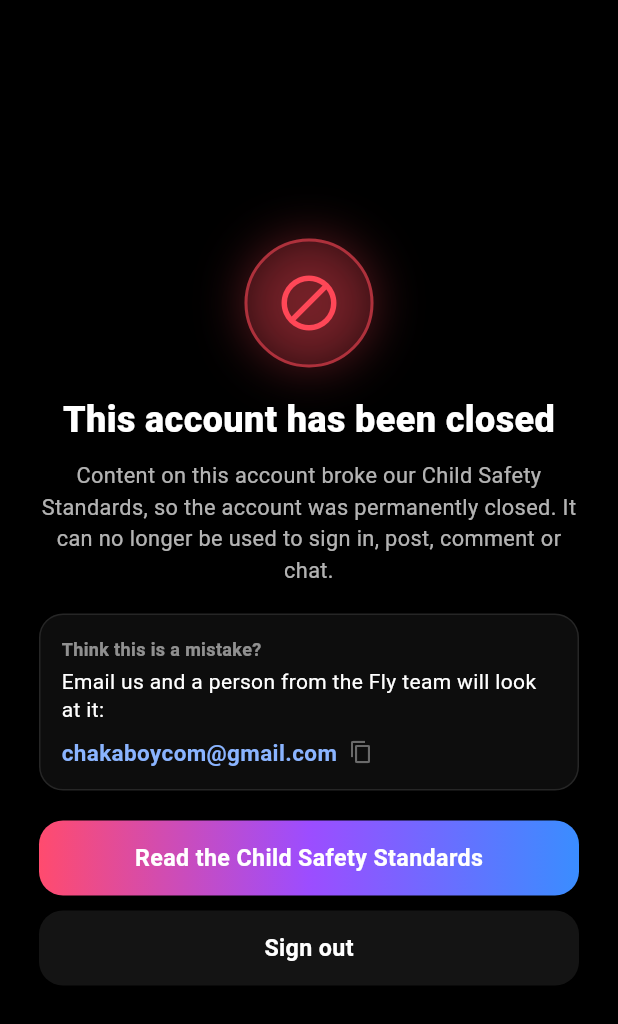
After one commit to starlayaungmim32680-spec/aung, a Flutter app: the AccountClosedScreen screen opened directly, on a phone screen of 412 x 824 dp. The commit adds this screen. Shown: the top 1024 px of the screen. Run offline on Flutter 3.47's test engine with Material 3 defaults, Android fonts, the phone set to English and light mode, and no system bars; our stand-ins replace audioplayers, cached_network_image, camera, cloud_firestore, connectivity_plus, device_info_plus and 11 more; missing offline and left inert: android_intent_plus, flutter_callkit_incoming, flutter_compress, flutter_sound, gal, google_mlkit_commons and 8 more; accounts and stored records are empty; network calls fail.

Commit message:
Child safety B+C: permanent ban (reason picker + minor tick, login disabled), account-closed screen, Settings row (dev + prod Fly-bn11020115)

```diff
--- a/lib/main.dart
+++ b/lib/main.dart
@@ -10,6 +10,7 @@ import 'chat_delivery_service.dart';
 import 'network_service.dart';
 import 'screens/login_screen.dart';
 import 'screens/main_navigation_screen.dart';
+import 'screens/account_closed.dart';
 import 'screens/home_screen.dart' show flyRouteObserver;
 import 'screens/content_filter.dart';
 
@@ -259,7 +260,12 @@ class AuthGate extends StatelessWidget {
           // opening the app never itself triggers a permission prompt.
           _ensureUserDoc(snapshot.data!);
           NotificationService.registerAndSaveToken();
-          return const MainNavigationScreen();
+          // 1 Nov 2026: a permanently closed account (child safety) sees
+          // only the "account closed" screen - see account_closed.dart.
+          return AccountClosedGate(
+            key: ValueKey<String>(snapshot.data!.uid),
+            child: const MainNavigationScreen(),
+          );
         }
 
         // No user logged in - show login screen
--- /dev/null
+++ b/lib/screens/account_closed.dart
@@ -0,0 +1,326 @@
+// Permanent ban, step B2 (1 Nov 2026) - Child Safety Standards.
+//
+// When Ko removes something for child safety (and ticks "this really
+// involves a minor" on the review page), the Worker closes the account
+// FOR GOOD (cloudflare/livekit_token_worker.js, closeAccountForGood):
+//   - moderationStrikes/{uid}.accountBanned = true (+ bannedAt,
+//     bannedReason) - only the owner can read it, nobody can write it,
+//   - the Firebase login is disabled and the sessions revoked, so Firebase
+//     signs the app out within the hour and the person can't sign in again,
+//   - their other videos are hidden, stories deleted, out of Search,
+//   - users/{uid}.accountClosed = true (so a profile can say "closed").
+// This file is what the APP shows for that:
+//   - [AccountClosedGate] wraps the signed-in app (main.dart): as soon as
+//     accountBanned is true it closes every open screen and shows
+//     [AccountClosedScreen] - no waiting for the hour.
+//   - [showAccountClosedDialog] for the login screen ("user-disabled").
+//   - [isAccountClosed] for a profile someone else opens.
+import 'dart:async';
+import 'package:cloud_firestore/cloud_firestore.dart';
+import 'package:firebase_auth/firebase_auth.dart';
+import 'package:flutter/material.dart';
+import 'package:flutter/services.dart';
+import 'terms_consent.dart' show kChildSafetyUrl, openFlyWebPage;
+import 'login_screen.dart';
+
+/// Where people can write about a closed account.
+const String kFlySupportEmail = 'chakaboycom@gmail.com';
+
+const Color _red = Color(0xFFFF4757);
+
+/// A profile's users/{uid} doc says the account was closed.
+bool isAccountClosed(Map<String, dynamic>? userDoc) =>
+    userDoc?['accountClosed'] == true;
+
+/// Shows [child] (the signed-in app), or [AccountClosedScreen] once my
+/// account is closed. Give it a key per uid (main.dart) so a new sign-in
+/// starts a fresh listener.
+class AccountClosedGate extends StatefulWidget {
+  final Widget child;
+  const AccountClosedGate({super.key, required this.child});
+
+  @override
+  State<AccountClosedGate> createState() => _AccountClosedGateState();
+}
+
+class _AccountClosedGateState extends State<AccountClosedGate> {
+  StreamSubscription<DocumentSnapshot<Map<String, dynamic>>>? _sub;
+  bool _closed = false;
+
+  @override
+  void initState() {
+    super.initState();
+    final String? uid = FirebaseAuth.instance.currentUser?.uid;
+    if (uid == null) return;
+    // Errors (no internet, already signed out) = keep the app as it is;
+    // the disabled login still signs the phone out.
+    _sub = FirebaseFirestore.instance
+        .collection('moderationStrikes')
+        .doc(uid)
+        .snapshots()
+        .listen((s) {
+      final bool closed = s.data()?['accountBanned'] == true;
+      if (closed == _closed || !mounted) return;
+      if (closed) {
+        // Close every screen opened on top (a video, a chat...), so the
+        // closed screen is what the person sees.
+        Navigator.of(context, rootNavigator: true)
+            .popUntil((route) => route.isFirst);
+      }
+      setState(() => _closed = closed);
+    }, onError: (_) {});
+  }
+
+  @override
+  void dispose() {
+    _sub?.cancel();
+    super.dispose();
+  }
+
+  @override
+  Widget build(BuildContext context) {
+    return AnimatedSwitcher(
+      duration: const Duration(milliseconds: 300),
+      child: _closed
+          ? const AccountClosedScreen(key: ValueKey('closed'))
+          : KeyedSubtree(key: const ValueKey('open'), child: widget.child),
+    );
+  }
+}
+
+/// Full screen, can't be left with Back: read why, contact, sign out.
+class AccountClosedScreen extends StatelessWidget {
+  const AccountClosedScreen({super.key});
+
+  Future<void> _signOut(BuildContext context) async {
+    try {
+      await FirebaseAuth.instance.signOut();
+    } catch (_) {}
+    if (!context.mounted) return;
+    Navigator.of(context, rootNavigator: true).pushAndRemoveUntil(
+      MaterialPageRoute(builder: (_) => const LoginScreen()),
+      (route) => false,
+    );
+  }
+
+  @override
+  Widget build(BuildContext context) {
+    return PopScope(
+      canPop: false,
+      child: Scaffold(
+        backgroundColor: Colors.black,
+        body: SafeArea(
+          child: Center(
+            child: SingleChildScrollView(
+              padding: const EdgeInsets.fromLTRB(26, 24, 26, 32),
+              child: _ClosedBody(
+                actions: [
+                  _Button(
+                    label: 'Read the Child Safety Standards',
+                    filled: true,
+                    onTap: () => openFlyWebPage(context, kChildSafetyUrl),
+                  ),
+                  const SizedBox(height: 10),
+                  _Button(
+                    label: 'Sign out',
+                    onTap: () => _signOut(context),
+                  ),
+                ],
+              ),
+            ),
+          ),
+        ),
+      ),
+    );
+  }
+}
+
+/// Login screen: Firebase said "user-disabled".
+Future<void> showAccountClosedDialog(BuildContext context) {
+  HapticFeedback.mediumImpact();
+  return showModalBottomSheet<void>(
+    context: context,
+    isScrollControlled: true,
+    backgroundColor: const Color(0xFF15121C),
+    shape: const RoundedRectangleBorder(
+      borderRadius: BorderRadius.vertical(top: Radius.circular(24)),
+    ),
+    builder: (sheetContext) => SafeArea(
+      child: SingleChildScrollView(
+        padding: const EdgeInsets.fromLTRB(24, 10, 24, 18),
+        child: Column(
+          mainAxisSize: MainAxisSize.min,
+          children: [
+            Container(
+              width: 40,
+              height: 4,
+              decoration: BoxDecoration(
+                color: Colors.white24,
+                borderRadius: BorderRadius.circular(2),
+              ),
+            ),
+            const SizedBox(height: 18),
+            _ClosedBody(
+              compact: true,
+              actions: [
+                _Button(
+                  label: 'Read the Child Safety Standards',
+                  filled: true,
+                  onTap: () => openFlyWebPage(sheetContext, kChildSafetyUrl),
+                ),
+                const SizedBox(height: 10),
+                _Button(
+                  label: 'OK',
+                  onTap: () => Navigator.pop(sheetContext),
+                ),
+              ],
+            ),
+          ],
+        ),
+      ),
+    ),
+  );
+}
+
+class _ClosedBody extends StatelessWidget {
+  final List<Widget> actions;
+  final bool compact;
+  const _ClosedBody({required this.actions, this.compact = false});
+
+  @override
+  Widget build(BuildContext context) {
+    return Column(
+      mainAxisSize: MainAxisSize.min,
+      children: [
+        TweenAnimationBuilder<double>(
+          tween: Tween<double>(begin: 0.8, end: 1),
+          duration: const Duration(milliseconds: 520),
+          curve: Curves.easeOutBack,
+          builder: (context, s, child) =>
+              Transform.scale(scale: s, child: child),
+          child: Container(
+            width: compact ? 68 : 86,
+            height: compact ? 68 : 86,
+            decoration: BoxDecoration(
+              shape: BoxShape.circle,
+              color: _red.withValues(alpha: 0.16),
+              border: Border.all(color: _red.withValues(alpha: 0.55), width: 2),
+              boxShadow: [
+                BoxShadow(color: _red.withValues(alpha: 0.35), blurRadius: 28),
+              ],
+            ),
+            child: Icon(Icons.block, color: _red, size: compact ? 36 : 44),
+          ),
+        ),
+        const SizedBox(height: 18),
+        Text(
+          'This account has been closed',
+          textAlign: TextAlign.center,
+          style: TextStyle(
+            color: Colors.white,
+            fontSize: compact ? 20 : 24,
+            fontWeight: FontWeight.w800,
+          ),
+        ),
+        const SizedBox(height: 10),
+        const Text(
+          'Content on this account broke our Child Safety Standards, so '
+          'the account was permanently closed. It can no longer be used '
+          'to sign in, post, comment or chat.',
+          textAlign: TextAlign.center,
+          style: TextStyle(color: Colors.white70, fontSize: 14.5, height: 1.45),
+        ),
+        const SizedBox(height: 18),
+        Container(
+          width: double.infinity,
+          padding: const EdgeInsets.all(14),
+          decoration: BoxDecoration(
+            color: Colors.white.withValues(alpha: 0.05),
+            borderRadius: BorderRadius.circular(16),
+            border: Border.all(color: Colors.white10),
+          ),
+          child: Column(
+            crossAxisAlignment: CrossAxisAlignment.start,
+            children: [
+              const Text('Think this is a mistake?',
+                  style: TextStyle(
+                      color: Colors.white54,
+                      fontSize: 12,
+                      fontWeight: FontWeight.w700)),
+              const SizedBox(height: 4),
+              const Text(
+                'Email us and a person from the Fly team will look at it:',
+                style:
+                    TextStyle(color: Colors.white, fontSize: 14, height: 1.35),
+              ),
+              const SizedBox(height: 8),
+              GestureDetector(
+                onTap: () {
+                  Clipboard.setData(
+                      const ClipboardData(text: kFlySupportEmail));
+                  ScaffoldMessenger.maybeOf(context)?.showSnackBar(
+                    const SnackBar(content: Text('Email address copied')),
+                  );
+                },
+                child: Row(
+                  children: const [
+                    Flexible(
+                      child: Text(kFlySupportEmail,
+                          style: TextStyle(
+                              color: Color(0xFF8AB4FF),
+                              fontSize: 15,
+                              fontWeight: FontWeight.w700)),
+                    ),
+                    SizedBox(width: 8),
+                    Icon(Icons.copy, color: Colors.white38, size: 16),
+                  ],
+                ),
+              ),
+            ],
+          ),
+        ),
+        const SizedBox(height: 20),
+        ...actions,
+      ],
+    );
+  }
+}
+
+class _Button extends StatelessWidget {
+  final String label;
+  final VoidCallback onTap;
+  final bool filled;
+  const _Button(
+      {required this.label, required this.onTap, this.filled = false});
+
+  @override
+  Widget build(BuildContext context) {
+    return GestureDetector(
+      onTap: () {
+        HapticFeedback.selectionClick();
+        onTap();
+      },
+      child: Container(
+        width: double.infinity,
+        padding: const EdgeInsets.symmetric(vertical: 14),
+        alignment: Alignment.center,
+        decoration: BoxDecoration(
+          borderRadius: BorderRadius.circular(16),
+          gradient: filled
+              ? const LinearGradient(colors: [
+                  Color(0xFFFF4B6E),
+                  Color(0xFF9C4DFF),
+                  Color(0xFF3A8DFF),
+                ])
+              : null,
+          color: filled ? null : Colors.white.withValues(alpha: 0.08),
+        ),
+        child: Text(label,
+            style: const TextStyle(
+                color: Colors.white,
+                fontSize: 15.5,
+                fontWeight: FontWeight.w700)),
+      ),
+    );
+  }
+}
--- a/lib/screens/login_screen.dart
+++ b/lib/screens/login_screen.dart
@@ -5,6 +5,7 @@ import 'package:url_launcher/url_launcher.dart';
 import 'main_navigation_screen.dart';
 import 'signup_screen.dart';
 import 'recent_accounts.dart';
+import 'account_closed.dart' show showAccountClosedDialog;
 
 class LoginScreen extends StatefulWidget {
   const LoginScreen({super.key});
@@ -161,6 +162,10 @@ class _LoginScreenState extends State<LoginScreen>
       setState(() {
         _errorMessage = _mapErrorMessage(e.code);
       });
+      // 1 Nov 2026: a permanently closed account (see account_closed.dart).
+      if (e.code == 'user-disabled' && mounted) {
+        showAccountClosedDialog(context);
+      }
     } catch (e) {
       setState(() {
         _errorMessage = 'Something went wrong. Please try again.';
@@ -184,6 +189,8 @@ class _LoginScreenState extends State<LoginScreen>
         return 'Invalid email format.';
       case 'invalid-credential':
         return 'Email or password is incorrect.';
+      case 'user-disabled':
+        return 'This account has been closed.';
       default:
         return 'Login failed - $code';
     }
--- a/lib/screens/settings_screen.dart
+++ b/lib/screens/settings_screen.dart
@@ -2,6 +2,7 @@ import 'package:flutter/material.dart';
 import 'blocked_users_screen.dart';
 import 'sound_moderation.dart';
 import 'account_status_screen.dart';
+import 'terms_consent.dart' show kChildSafetyUrl, openFlyWebPage;
 
 // Fly's settings hub - starts with just Blocked accounts, but gives
 // future settings (notifications, privacy, etc.) a proper home instead
@@ -46,6 +47,18 @@ class SettingsScreen extends StatelessWidget {
               );
             },
           ),
+          // 1 Nov 2026: Google Play's Child Safety Standards - how to
+          // report, what Fly does, the child-safety contact.
+          ListTile(
+            leading: const Icon(Icons.child_care, color: Colors.white),
+            title: const Text('Child safety',
+                style: TextStyle(color: Colors.white)),
+            subtitle: const Text('Our standards and how to report',
+                style: TextStyle(color: Colors.white54, fontSize: 12.5)),
+            trailing:
+                const Icon(Icons.open_in_new, color: Colors.grey, size: 20),
+            onTap: () => openFlyWebPage(context, kChildSafetyUrl),
+          ),
           ListTile(
             leading: const Icon(Icons.copyright, color: Colors.white),
             title: const Text('Copyright & Sounds',
--- a/lib/screens/terms_consent.dart
+++ b/lib/screens/terms_consent.dart
@@ -35,6 +35,8 @@ const String kTermsUrl = '$kFlyWebBase/terms';
 const String kCommunityGuidelinesUrl =
     '$kFlyWebBase/terms#community-guidelines';
 const String kPrivacyUrl = '$kFlyWebBase/privacy';
+// 1 Nov 2026: Google Play's Child Safety Standards page.
+const String kChildSafetyUrl = '$kFlyWebBase/child-safety';
 
 /// Opens one of Fly's public pages in the browser.
 Future<void> openFlyWebPage(BuildContext context, String url) async {
```
Also changed, not shown: lib/screens/posting_ban.dart (+5 -3 lines), lib/screens/public_profile_screen.dart (+41 -0 lines), 2 other files.
